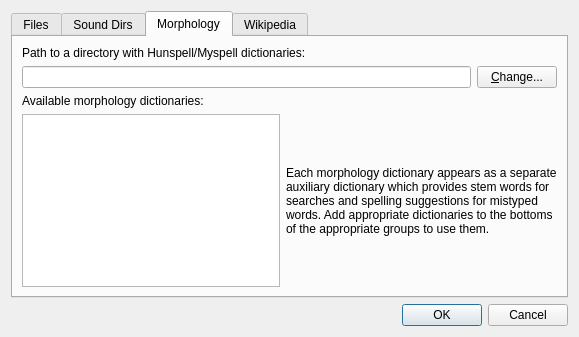
First picture: the form in src/sources.ui, repository goldendict/goldendict, before the edit.
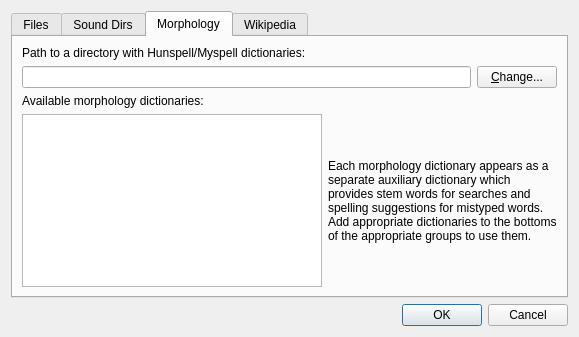
Second picture: the form after the edit. The open tabs and pages were chosen to show the change.

```diff
--- a/src/sources.ui
+++ b/src/sources.ui
@@ -171,10 +171,18 @@
          <item>
           <widget class="QLabel" name="label_6">
            <property name="text">
-            <string>Each morphology dictionary appears as a separate auxiliary dictionary which provides stem words for searches and spelling suggestions for mistyped words. Add appropriate dictionaries to the bottoms of the appropriate groups to use them.</string>
+            <string>Each morphology dictionary appears as a
+separate auxiliary dictionary which
+provides stem words for searches and
+spelling suggestions for mistyped words.
+Add appropriate dictionaries to the bottoms
+of the appropriate groups to use them.</string>
+           </property>
+           <property name="textFormat">
+            <enum>Qt::PlainText</enum>
            </property>
            <property name="wordWrap">
-            <bool>true</bool>
+            <bool>false</bool>
            </property>
           </widget>
          </item>
```
